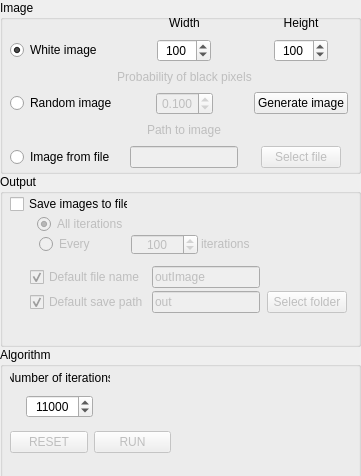
The window that Application/UiMainWindow.ui (mcxenonik/Python_LangtonsAnt) describes before a commit, drawn with Qt 5.
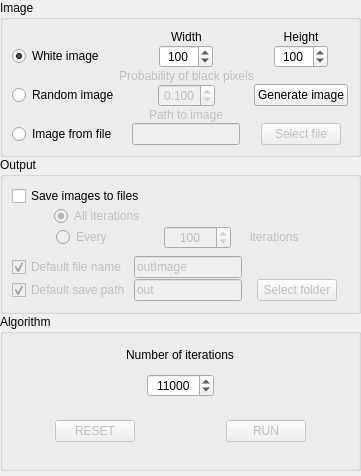
The same window after the commit. Icons and pictures are not drawn.

Patch:
```diff
--- a/Application/UiMainWindow.ui
+++ b/Application/UiMainWindow.ui
@@ -42,7 +42,7 @@
       <x>0</x>
       <y>0</y>
       <width>361</width>
-      <height>521</height>
+      <height>471</height>
      </rect>
     </property>
     <layout class="QVBoxLayout" name="verticalLayout">
@@ -60,15 +60,8 @@
        <property name="title">
         <string>Image</string>
        </property>
-       <widget class="QWidget" name="gridLayoutWidget">
-        <property name="geometry">
-         <rect>
-          <x>10</x>
-          <y>10</y>
-          <width>341</width>
-          <height>161</height>
-         </rect>
-        </property>
+       <layout class="QVBoxLayout" name="verticalLayout_3">
+        <item>
         <layout class="QGridLayout" name="gridLayout" columnstretch="0,0,0">
          <property name="sizeConstraint">
           <enum>QLayout::SetDefaultConstraint</enum>
@@ -324,7 +317,8 @@
           </widget>
          </item>
         </layout>
-       </widget>
+        </item>
+       </layout>
       </widget>
      </item>
      <item>
@@ -338,15 +332,8 @@
        <property name="title">
         <string>Output</string>
        </property>
-       <widget class="QWidget" name="gridLayoutWidget_2">
-        <property name="geometry">
-         <rect>
-          <x>10</x>
-          <y>20</y>
-          <width>240</width>
-          <height>61</height>
-         </rect>
-        </property>
+       <layout class="QVBoxLayout" name="verticalLayout_4">
+        <item>
         <layout class="QGridLayout" name="gridLayout_2">
          <property name="horizontalSpacing">
           <number>3</number>
@@ -389,7 +376,7 @@
            </property>
           </widget>
          </item>
-         <item row="2" column="2" alignment="Qt::AlignHCenter|Qt::AlignVCenter">
+          <item row="2" column="2" alignment="Qt::AlignLeft|Qt::AlignVCenter">
           <widget class="QLabel" name="everyNIterationsLabel">
            <property name="enabled">
             <bool>false</bool>
@@ -438,16 +425,8 @@
           </widget>
          </item>
         </layout>
-       </widget>
-       <widget class="QWidget" name="gridLayoutWidget_3">
-        <property name="geometry">
-         <rect>
-          <x>30</x>
-          <y>90</y>
-          <width>321</width>
-          <height>51</height>
-         </rect>
-        </property>
+        </item>
+        <item>
         <layout class="QGridLayout" name="gridLayout_3">
          <property name="horizontalSpacing">
           <number>3</number>
@@ -518,7 +497,8 @@
           </widget>
          </item>
         </layout>
-       </widget>
+        </item>
+       </layout>
       </widget>
      </item>
      <item>
@@ -526,15 +506,8 @@
        <property name="title">
         <string>Algorithm</string>
        </property>
-       <widget class="QWidget" name="verticalLayoutWidget_2">
-        <property name="geometry">
-         <rect>
-          <x>10</x>
-          <y>20</y>
-          <width>100</width>
-          <height>51</height>
-         </rect>
-        </property>
+       <layout class="QVBoxLayout" name="verticalLayout_5">
+        <item>
         <layout class="QVBoxLayout" name="verticalLayout_2">
          <item alignment="Qt::AlignHCenter|Qt::AlignVCenter">
           <widget class="QLabel" name="numOfItersLabel">
@@ -578,16 +551,8 @@
           </widget>
          </item>
         </layout>
-       </widget>
-       <widget class="QWidget" name="horizontalLayoutWidget">
-        <property name="geometry">
-         <rect>
-          <x>10</x>
-          <y>80</y>
-          <width>161</width>
-          <height>31</height>
-         </rect>
-        </property>
+        </item>
+        <item>
         <layout class="QHBoxLayout" name="horizontalLayout">
          <item alignment="Qt::AlignHCenter|Qt::AlignVCenter">
           <widget class="QPushButton" name="resetPB">
@@ -610,7 +575,8 @@
           </widget>
          </item>
         </layout>
-       </widget>
+        </item>
+       </layout>
       </widget>
      </item>
     </layout>
```
Lines whose indentation alone changed are shown as unchanged.
